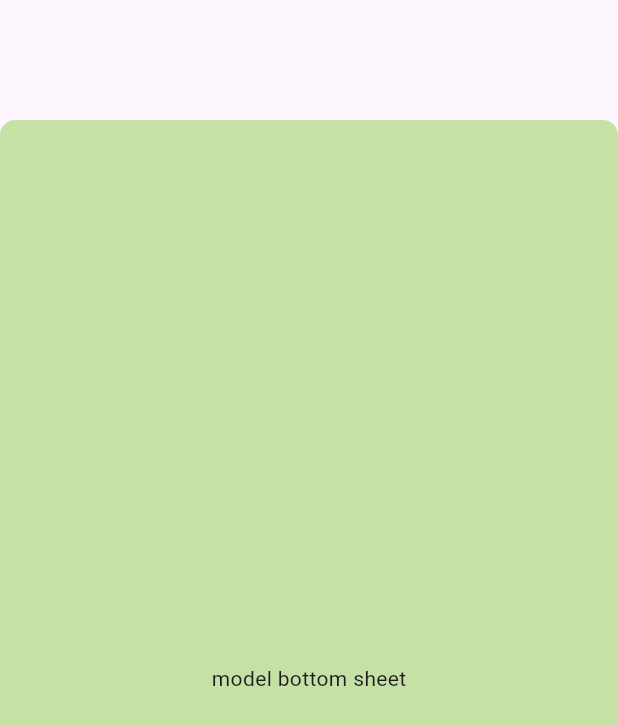
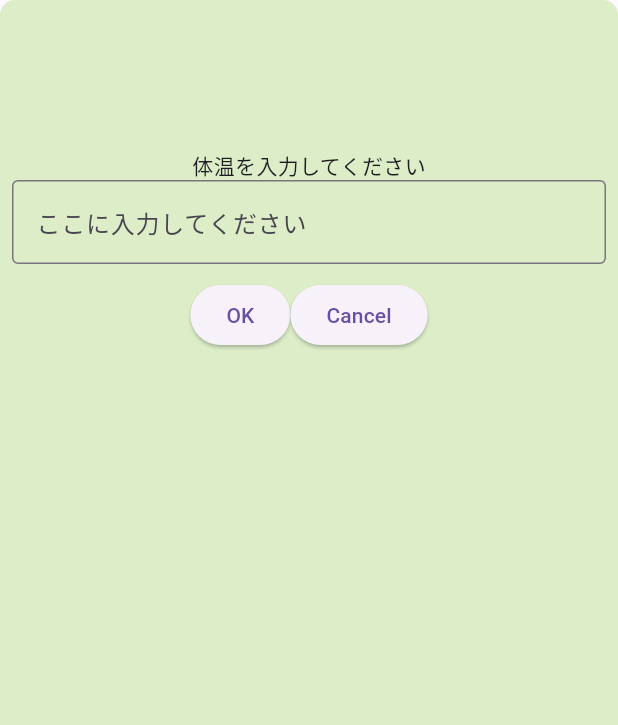
Before and after one commit to 54-xenon/Temperature-record, a Flutter app: the BottomSheetAction widget shown alone on an empty page, opened directly, on a phone screen of 412 x 824 dp. Shown: the top 725 px of the screen. Run offline on Flutter 3.47's test engine with Material 3 defaults, Android fonts, the light colour scheme and no system bars.

Commit message:
基本的なUIが完了

```diff
--- a/lib/component/floating_page.dart
+++ b/lib/component/floating_page.dart
@@ -1,4 +1,5 @@
 import 'package:flutter/material.dart';
+import 'package:flutter/services.dart';
 
 // floatingactionbuttonがクリックされたときに、表示して体温を入力する
 class BottomSheetAction extends StatelessWidget {
@@ -9,15 +10,50 @@ class BottomSheetAction extends StatelessWidget {
     return Container(
       height: double.infinity,
       decoration: BoxDecoration(
-        color: Colors.lightGreen[200],
+        color: Colors.lightGreen[100],
         borderRadius: BorderRadius.only(
           topLeft: Radius.circular(10),
           topRight: Radius.circular(10),
         ),
       ),
-      margin: EdgeInsets.only(top: 80),
-      child: Center(
-        child: Text("model bottom sheet"),
+      child: Padding(
+        padding: const EdgeInsets.only(top: 100, left: 8, right: 8),
+        child: Center(
+          child: Column(
+            children: [
+              Text("体温を入力してください"),
+              TextField(
+                // 数字のみを入力できるように設定する
+                keyboardType: TextInputType.number,
+                inputFormatters: [FilteringTextInputFormatter.digitsOnly],
+                // 線でボックスを囲む
+                decoration: const InputDecoration(
+                  border: OutlineInputBorder(),
+                  labelText: "ここに入力してください",
+                ),
+              ),
+              SizedBox(height: 10),
+              Row(
+                mainAxisAlignment: MainAxisAlignment.center,
+                children: [
+                  ElevatedButton(
+                    child: Text("OK"),
+                    onPressed: () {
+                      // TextFildの記入された時にDBに保存するメソッドを後で作る
+                    },
+                  ),
+                  ElevatedButton(
+                    child: Text("Cancel"),
+                    onPressed: () {
+                      // 元のページに戻る
+                      Navigator.pop(context);
+                    },
+                  ),
+                ],
+              )
+            ],
+          ),
+        ),
       ),
     );
   }
--- a/lib/main.dart
+++ b/lib/main.dart
@@ -20,7 +20,6 @@ class MyApp extends StatelessWidget {
         floatingActionButtonTheme: FloatingActionButtonThemeData(
           backgroundColor: Colors.lightGreen,
         ),
-
       ),
       home: HomePage(),
     );
```
Also changed, not shown: lib/pages/home_page.dart (+31 -6 lines).
